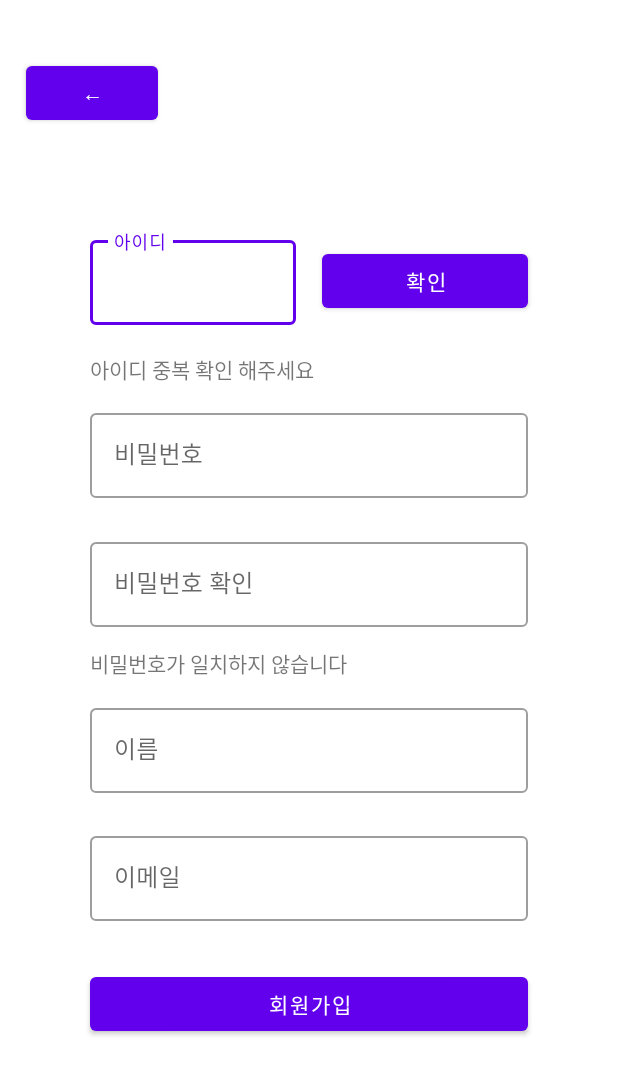
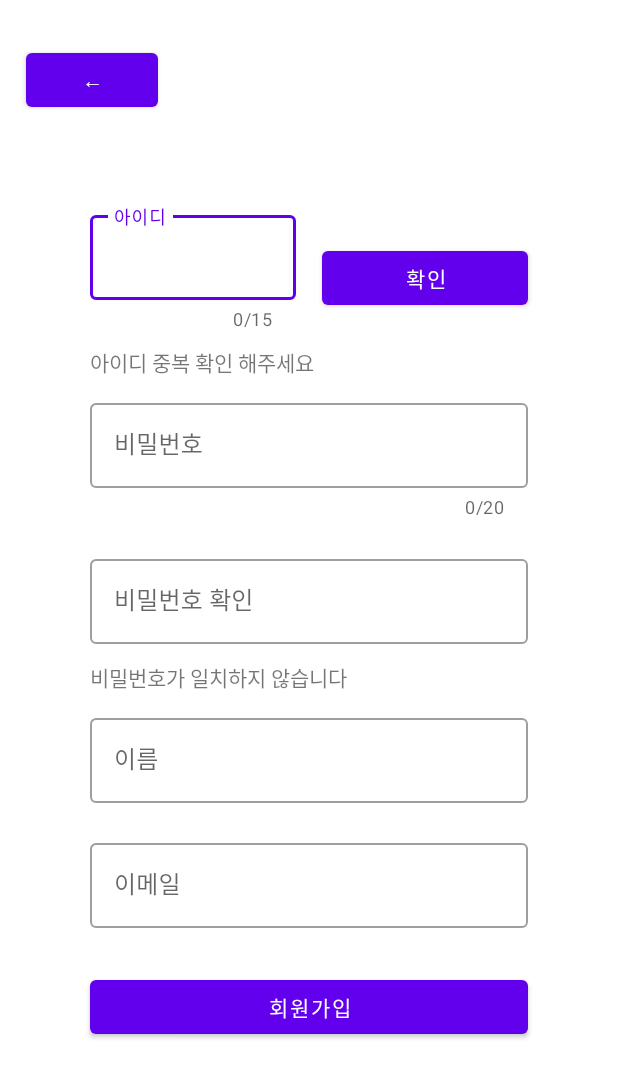
Before and after one commit to gkfkatkfka/finalTest, an Android app: the screen it shows after launch (JoinActivity), after a tap on "회원가입", on a phone screen of 412 x 824 dp. Shown: the top 1078 px of the screen. Run offline under Robolectric (Android 15) with nearby library versions, the phone set to English and light mode, and no system bars.

Commit message:
파이어베이스 연동 전

```diff
--- a/app/build.gradle
+++ b/app/build.gradle
@@ -1,4 +1,6 @@
 plugins {
+    apply plugin: 'com.android.application'
+    apply plugin: 'com.google.gms.google-services'
     id 'com.android.application'
 }
 
@@ -38,6 +40,10 @@ dependencies {
     implementation 'androidx.lifecycle:lifecycle-viewmodel-ktx:2.3.1'
     implementation 'androidx.legacy:legacy-support-v4:1.0.0'
     testImplementation 'junit:junit:4.+'
+
     androidTestImplementation 'androidx.test.ext:junit:1.1.2'
     androidTestImplementation 'androidx.test.espresso:espresso-core:3.3.0'
+
+    implementation platform('com.google.firebase:firebase-bom:28.1.0')
+    implementation 'com.google.firebase:firebase-analytics'
 }
--- a/app/src/main/java/com/inhatc/finaltest/JoinActivity.java
+++ b/app/src/main/java/com/inhatc/finaltest/JoinActivity.java
@@ -2,28 +2,111 @@ package com.inhatc.finaltest;
 
 import androidx.appcompat.app.AppCompatActivity;
 
-import android.content.Intent;
 import android.os.Bundle;
+import android.text.Editable;
+import android.text.TextWatcher;
 import android.view.View;
 import android.widget.Button;
+import android.widget.TextView;
+
+import com.google.android.material.textfield.TextInputEditText;
+import com.google.android.material.textfield.TextInputLayout;
 
 public class JoinActivity extends AppCompatActivity implements View.OnClickListener {
+    // 버튼 정의
+    private Button btnJoinBefore;
+    private Button btnCheck;
+    private Button btnResister;
 
-    private Button btnJoinBefore;
+    // TextInputEditText 정의
+    private TextInputEditText joinID;
+    private TextInputEditText joinPW;
+    private TextInputEditText joinCheckPW;
+    private TextInputEditText joinName;
+    private TextInputEditText joinEmail;
+
+    // TextInputLayout
+    private TextInputLayout inputEmail;
+
+    // 변수 선언
+    private String id;
+    private String PW;
+    private String checkPW;
+    private String name;
+    private String email;
+
+    // 검사 여부 알려주는 곳
+    private TextView txtCheckID;
+    private TextView txtCheckPW;
 
     @Override
     protected void onCreate(Bundle savedInstanceState) {
         super.onCreate(savedInstanceState);
         setContentView(R.layout.activity_join);
 
+        // 버튼 연결
         btnJoinBefore=(Button)findViewById(R.id.btnJoinBefore);
+        btnResister=(Button)findViewById(R.id.btnResister);
+        btnCheck=(Button)findViewById(R.id.btnCheck);
+
+        // txt 각각 연결
+        joinID=(TextInputEditText)findViewById(R.id.loginID);
+        joinPW=(TextInputEditText)findViewById(R.id.joinPW);
+        joinCheckPW=(TextInputEditText)findViewById(R.id.joinCheckPW);
+        joinName=(TextInputEditText)findViewById(R.id.joinName);
+        joinEmail=(TextInputEditText)findViewById(R.id.joinEmail);
+
+        // TextInputLayout 연결
+        inputEmail=(TextInputLayout)findViewById(R.id.textInputLayout42);
+
+        // TextView 연결
+        txtCheckID=(TextView)findViewById(R.id.txtCheckID);
+        txtCheckPW=(TextView)findViewById(R.id.txtCheckPW);
+
+        // 핸들러 작동
+        btnCheck.setOnClickListener(this);
+        btnResister.setOnClickListener(this);
         btnJoinBefore.setOnClickListener(this);
+
+
+
+        // 글씨가 입력 될 때마다 실행
+        joinEmail.addTextChangedListener(new TextWatcher() {
+            @Override
+            public void beforeTextChanged(CharSequence s, int start, int count, int after) {
+            }
+
+            @Override
+            public void onTextChanged(CharSequence s, int start, int before, int count) {
+            }
+
+            @Override
+            public void afterTextChanged(Editable s) {
+                if (!s.toString().contains("@")) { // 이메일 형식 검사
+                    inputEmail.setError("@을 포함한 이메일 형식 작성");
+                } else {
+                    inputEmail.setError(null);
+                }
+
+            }
+        });
     }
 
     public void onClick(View v){
+        // 변수 선언
+        id=joinID.getText().toString();
+        PW=joinPW.getText().toString();
+        checkPW=joinCheckPW.getText().toString();
+        name=joinName.getText().toString();
+        email=joinEmail.getText().toString();
+
         if(v==btnJoinBefore){ // 이전 버튼을 눌렀을 때
             finish();
             // 원래 MainActivity 즉, 로그인 화면으로 가기
+        }else if(v==btnCheck){ // 아이디 중복 확인했을 때
+            txtCheckID.setText(id+PW+checkPW+name+email);
+        }else if(v==btnResister){ // 회원가입 버튼을 눌렀을 때
+            txtCheckID.setText(id+PW+checkPW+name+email);
         }
     }
 }
--- a/app/src/main/java/com/inhatc/finaltest/MainActivity.java
+++ b/app/src/main/java/com/inhatc/finaltest/MainActivity.java
@@ -7,18 +7,36 @@ import android.os.Bundle;
 import android.view.View;
 import android.widget.Button;
 
+import com.google.android.material.textfield.TextInputEditText;
+
 public class MainActivity extends AppCompatActivity implements View.OnClickListener {
-
+    // 버튼 정의
     private Button btnLogin;
     private Button btnJoin;
+
+    // txt 정의
+    private TextInputEditText loginID;
+    private TextInputEditText loginPW;
+
+    private String id;
+    private String pw;
 
     @Override
     protected void onCreate(Bundle savedInstanceState) {
         super.onCreate(savedInstanceState);
         setContentView(R.layout.activity_main);
 
+        // 버튼 연결
         btnLogin = (Button)findViewById(R.id.btnLogin);
         btnJoin = (Button)findViewById(R.id.btnJoin);
+
+        // 텍스트 연결
+        loginID=(TextInputEditText)findViewById(R.id.loginID);
+        loginPW=(TextInputEditText)findViewById(R.id.logonPW);
+
+        // 글씨 뽑아내기
+        id=loginID.getText().toString();
+        pw=loginPW.getText().toString();
 
         btnLogin.setOnClickListener(this);
         btnJoin.setOnClickListener(this);
--- a/app/src/main/res/layout/activity_join.xml
+++ b/app/src/main/res/layout/activity_join.xml
@@ -29,10 +29,12 @@
         app:layout_constraintBottom_toTopOf="@+id/txtCheckID"
         app:layout_constraintEnd_toStartOf="@+id/btnCheck"
         app:layout_constraintStart_toStartOf="parent"
-        app:layout_constraintTop_toBottomOf="@+id/btnJoinBefore">
+        app:layout_constraintTop_toBottomOf="@+id/btnJoinBefore"
+        app:counterEnabled="true"
+        app:counterMaxLength="15">
 
         <com.google.android.material.textfield.TextInputEditText
-            android:id="@+id/joinID"
+            android:id="@+id/loginID"
             android:layout_width="match_parent"
             android:layout_height="wrap_content"
             android:hint="아이디" />
@@ -61,9 +63,12 @@
         app:layout_constraintBottom_toTopOf="@+id/textInputLayout40"
         app:layout_constraintEnd_toEndOf="parent"
         app:layout_constraintStart_toStartOf="parent"
-        app:layout_constraintTop_toBottomOf="@+id/txtCheckID">
+        app:layout_constraintTop_toBottomOf="@+id/txtCheckID"
+        app:counterEnabled="true"
+        app:counterMaxLength="20">
 
         <com.google.android.material.textfield.TextInputEditText
+
             android:id="@+id/joinPW"
             android:layout_width="match_parent"
             android:layout_height="wrap_content"
@@ -88,6 +93,7 @@
             android:id="@+id/joinCheckPW"
             android:layout_width="match_parent"
             android:layout_height="wrap_content"
+
             android:hint="비밀번호 확인"
             android:inputType="textPassword" />
     </com.google.android.material.textfield.TextInputLayout>
--- a/build.gradle
+++ b/build.gradle
@@ -6,7 +6,7 @@ buildscript {
     }
     dependencies {
         classpath "com.android.tools.build:gradle:4.1.2"
-
+        classpath 'com.google.gms:google-services:4.3.8'
         // NOTE: Do not place your application dependencies here; they belong
         // in the individual module build.gradle files
     }
```
Also changed, not shown: app/src/main/res/layout/activity_main.xml (+4 -3 lines), gradle/wrapper/gradle-wrapper.properties.
